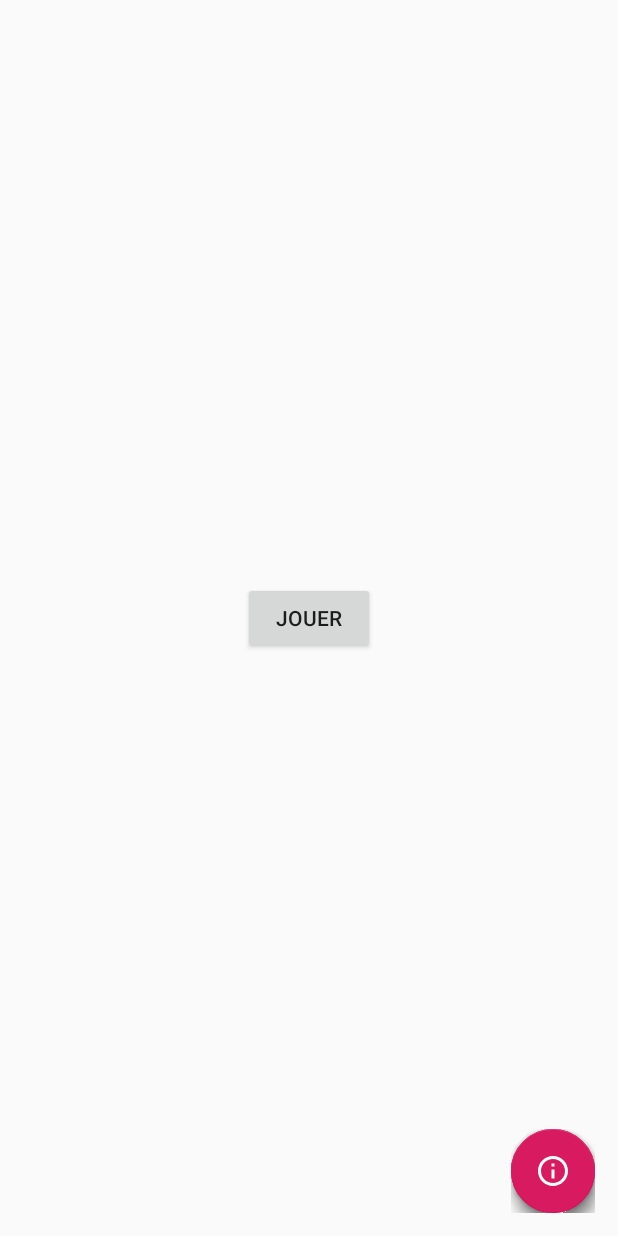
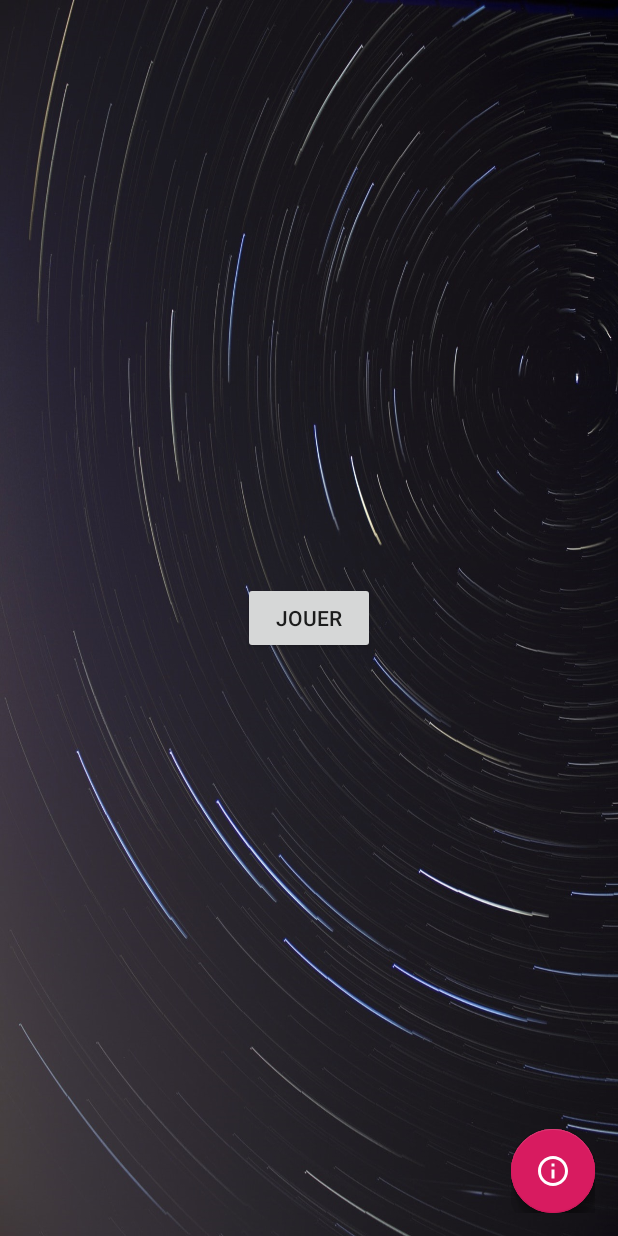
Before and after one commit to Thomas-Philippot/GuessR, an Android app: the screen it shows after launch (MainActivity), on a phone screen of 412 x 824 dp. Run offline under Robolectric (Android 15) with nearby library versions, the phone set to English and light mode, and no system bars; libraries missing offline, so code that uses them is left out: com.github.clans.fab; plain views replace FloatingActionButton, FloatingActionMenu; 13 statements that could not run were skipped.

Commit message:
add bg image

```diff
--- a/app/src/main/res/layout/activity_main.xml
+++ b/app/src/main/res/layout/activity_main.xml
@@ -7,6 +7,7 @@
     android:layout_height="match_parent"
     xmlns:fab="http://schemas.android.com/apk/res-auto"
     tools:context=".MainActivity"
+    android:background="@drawable/bg_image"
     >
 
     <Button
@@ -16,7 +17,7 @@
         app:layout_constraintLeft_toLeftOf="parent"
         app:layout_constraintBottom_toBottomOf="parent"
         app:layout_constraintTop_toTopOf="parent"
-        android:text="Jouer"
+        android:text="@string/jouer"
         android:onClick="playClicked"
         />
 
--- a/app/src/main/res/values/strings.xml
+++ b/app/src/main/res/values/strings.xml
@@ -1,3 +1,4 @@
 <resources>
     <string name="app_name">GuessR</string>
+    <string name="jouer">Jouer</string>
 </resources>
```
Also changed, not shown: app/src/main/res/drawable/bg_image.jpg (added).
